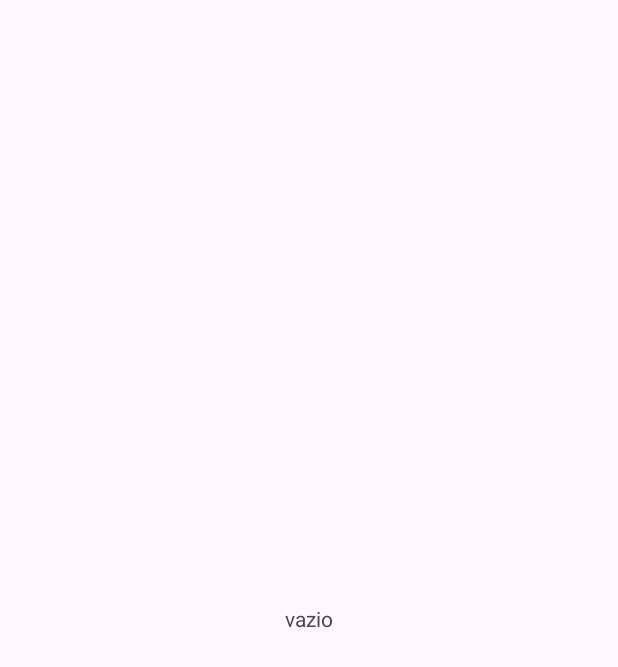
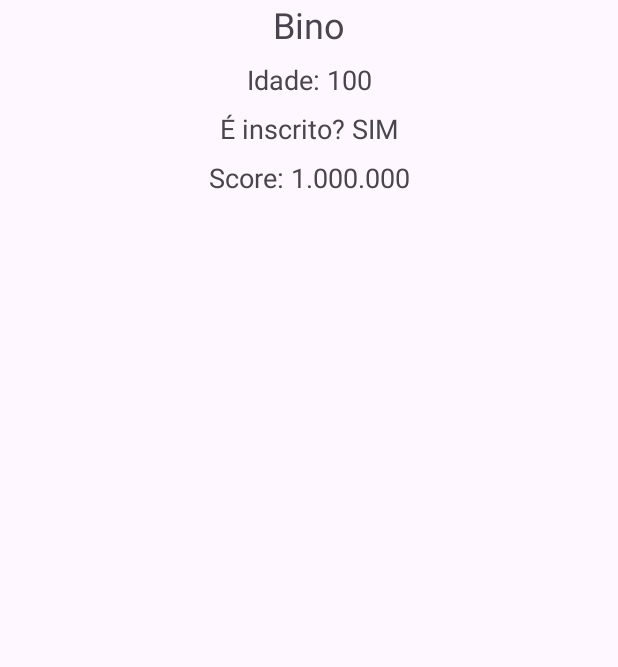
Before and after one commit to DiegoLinks/xml-basic-navigation, an Android app: the HomeActivity screen opened directly, with no data from a screen before it, on a phone screen of 412 x 824 dp. Before the commit the part shown is almost empty. Shown: the top 667 px of the screen. Run offline under Robolectric (Android 15) with nearby library versions, the phone set to English and light mode, and no system bars.

Commit message:
Layouts para passagem e exibição do objeto user

```diff
--- a/app/src/main/java/com/xml/navigation/HomeActivity.kt
+++ b/app/src/main/java/com/xml/navigation/HomeActivity.kt
@@ -7,16 +7,18 @@ import android.widget.TextView
 
 class HomeActivity : AppCompatActivity() {
 
-    lateinit var tvLabel: TextView
+    lateinit var tvName : TextView
+    lateinit var tvAge : TextView
+    lateinit var tvSubscribe : TextView
+    lateinit var tvScore : TextView
 
     override fun onCreate(savedInstanceState: Bundle?) {
         super.onCreate(savedInstanceState)
         setContentView(R.layout.activity_home)
 
-        tvLabel = findViewById(R.id.tv_label)
-
-        val label = intent.getStringExtra("label") ?: "vazio"
-
-        tvLabel.text = label
+        tvName = findViewById(R.id.tv_name)
+        tvAge = findViewById(R.id.tv_age)
+        tvSubscribe = findViewById(R.id.tv_subscribe)
+        tvScore = findViewById(R.id.tv_score)
     }
 }
--- a/app/src/main/java/com/xml/navigation/MainActivity.kt
+++ b/app/src/main/java/com/xml/navigation/MainActivity.kt
@@ -9,20 +9,15 @@ import android.widget.EditText
 class MainActivity : AppCompatActivity() {
 
     lateinit var btNavigate: Button
-    lateinit var edLabel: EditText
 
     override fun onCreate(savedInstanceState: Bundle?) {
         super.onCreate(savedInstanceState)
         setContentView(R.layout.activity_main)
 
         btNavigate = findViewById(R.id.bt_navigate)
-        edLabel = findViewById(R.id.ed_label)
-
-        val label = edLabel.text
 
         btNavigate.setOnClickListener {
             val intent = Intent(this, HomeActivity::class.java)
-            intent.putExtra("label", label.toString())
             startActivity(intent)
         }
     }
--- a/app/src/main/res/layout/activity_home.xml
+++ b/app/src/main/res/layout/activity_home.xml
@@ -7,13 +7,46 @@
     tools:context=".HomeActivity">
 
     <TextView
-        android:id="@+id/tv_label"
+        android:id="@+id/tv_name"
         android:layout_width="wrap_content"
         android:layout_height="wrap_content"
-        android:text="Você está na tela Home!"
-        app:layout_constraintBottom_toBottomOf="parent"
+        android:text="Bino"
+        android:textSize="24sp"
         app:layout_constraintEnd_toEndOf="parent"
         app:layout_constraintStart_toStartOf="parent"
         app:layout_constraintTop_toTopOf="parent" />
 
+    <TextView
+        android:id="@+id/tv_age"
+        android:layout_width="wrap_content"
+        android:layout_height="wrap_content"
+        android:layout_marginTop="8dp"
+        android:text="Idade: 100"
+        android:textSize="18sp"
+        app:layout_constraintEnd_toEndOf="parent"
+        app:layout_constraintStart_toStartOf="parent"
+        app:layout_constraintTop_toBottomOf="@id/tv_name" />
+
+    <TextView
+        android:id="@+id/tv_subscribe"
+        android:layout_width="wrap_content"
+        android:layout_height="wrap_content"
+        android:layout_marginTop="8dp"
+        android:text="É inscrito? SIM"
+        android:textSize="18sp"
+        app:layout_constraintEnd_toEndOf="parent"
+        app:layout_constraintStart_toStartOf="parent"
+        app:layout_constraintTop_toBottomOf="@id/tv_age" />
+
+    <TextView
+        android:id="@+id/tv_score"
+        android:layout_width="wrap_content"
+        android:layout_height="wrap_content"
+        android:layout_marginTop="8dp"
+        android:text="Score: 1.000.000"
+        android:textSize="18sp"
+        app:layout_constraintEnd_toEndOf="parent"
+        app:layout_constraintStart_toStartOf="parent"
+        app:layout_constraintTop_toBottomOf="@id/tv_subscribe" />
+
 </androidx.constraintlayout.widget.ConstraintLayout>
--- a/app/src/main/res/layout/activity_main.xml
+++ b/app/src/main/res/layout/activity_main.xml
@@ -5,15 +5,6 @@
     android:layout_width="match_parent"
     android:layout_height="match_parent"
     tools:context=".MainActivity">
-
-    <EditText
-        android:id="@+id/ed_label"
-        android:layout_width="match_parent"
-        android:layout_height="wrap_content"
-        app:layout_constraintBottom_toTopOf="@id/bt_navigate"
-        app:layout_constraintStart_toStartOf="parent"
-        app:layout_constraintEnd_toEndOf="parent"
-        android:layout_marginHorizontal="24dp"/>
 
     <Button
         android:id="@+id/bt_navigate"
```
